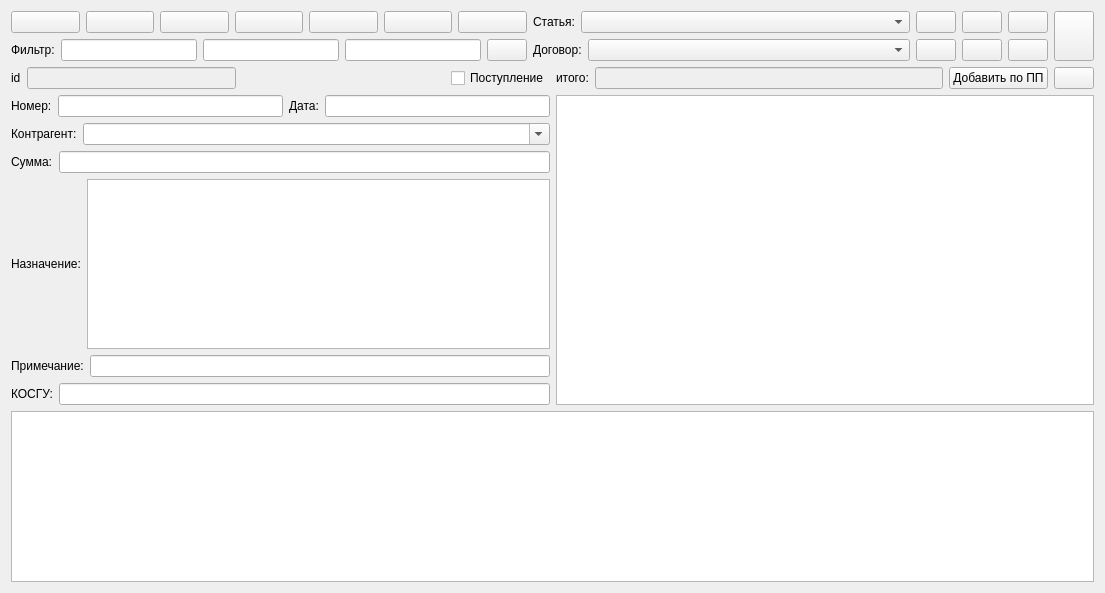
GorINIch73/Audit, file formbank.ui: the form before one commit.
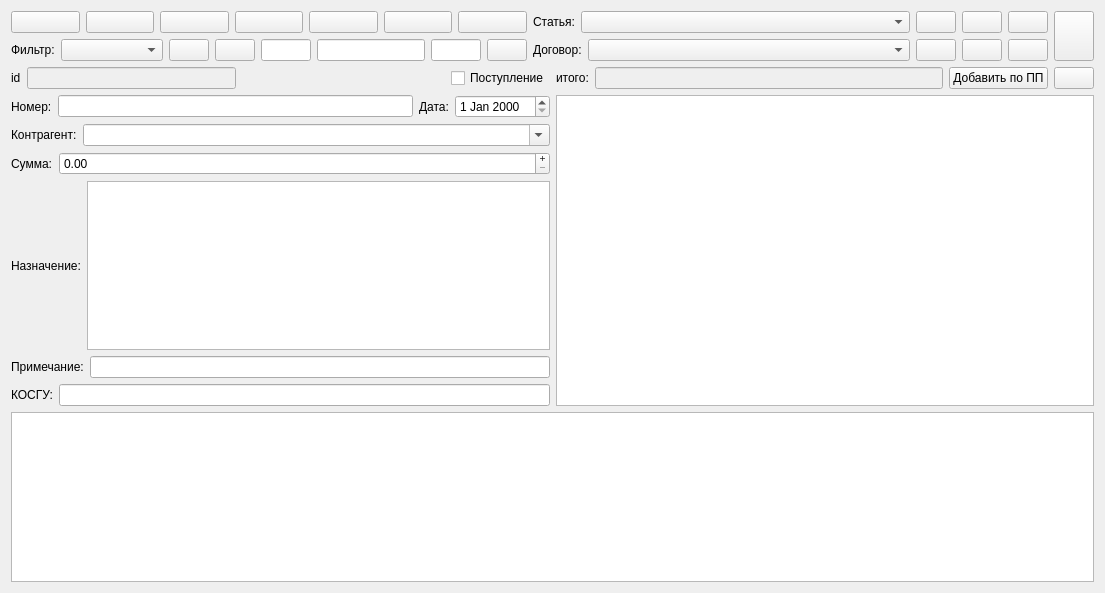
The form after the commit. Icons and pictures are not drawn.

```diff
--- a/formbank.ui
+++ b/formbank.ui
@@ -109,13 +109,102 @@
           </widget>
          </item>
          <item>
-          <widget class="QLineEdit" name="lineEdit_flt_num"/>
+          <widget class="QComboBox" name="comboBox_flt_counterparties">
+           <property name="sizePolicy">
+            <sizepolicy hsizetype="Expanding" vsizetype="Fixed">
+             <horstretch>0</horstretch>
+             <verstretch>0</verstretch>
+            </sizepolicy>
+           </property>
+           <property name="toolTip">
+            <string>Фильтр по контрагенту</string>
+           </property>
+           <property name="sizeAdjustPolicy">
+            <enum>QComboBox::AdjustToMinimumContentsLength</enum>
+           </property>
+          </widget>
          </item>
          <item>
-          <widget class="QLineEdit" name="lineEdit_flt_all"/>
+          <widget class="QPushButton" name="pushButton_prev_con">
+           <property name="text">
+            <string/>
+           </property>
+           <property name="icon">
+            <iconset resource="pix.qrc">
+             <normaloff>:/pix/b.png</normaloff>:/pix/b.png</iconset>
+           </property>
+           <property name="iconSize">
+            <size>
+             <width>8</width>
+             <height>12</height>
+            </size>
+           </property>
+          </widget>
          </item>
          <item>
-          <widget class="QLineEdit" name="lineEdit_flt_art"/>
+          <widget class="QPushButton" name="pushButton_next_con">
+           <property name="text">
+            <string/>
+           </property>
+           <property name="icon">
+            <iconset resource="pix.qrc">
+             <normaloff>:/pix/f.png</normaloff>:/pix/f.png</iconset>
+           </property>
+           <property name="iconSize">
+            <size>
+             <width>8</width>
+             <height>12</height>
+            </size>
+           </property>
+          </widget>
+         </item>
+         <item>
+          <widget class="QLineEdit" name="lineEdit_flt_num">
+           <property name="sizePolicy">
+            <sizepolicy hsizetype="Minimum" vsizetype="Fixed">
+             <horstretch>0</horstretch>
+             <verstretch>0</verstretch>
+            </sizepolicy>
+           </property>
+           <property name="maximumSize">
+            <size>
+             <width>50</width>
+             <height>16777215</height>
+            </size>
+           </property>
+           <property name="toolTip">
+            <string>Фильтр по номеру платежа</string>
+           </property>
+           <property name="clearButtonEnabled">
+            <bool>false</bool>
+           </property>
+          </widget>
+         </item>
+         <item>
+          <widget class="QLineEdit" name="lineEdit_flt_all">
+           <property name="toolTip">
+            <string>Фильтр по назначению, сумме, примечанию, дате</string>
+           </property>
+          </widget>
+         </item>
+         <item>
+          <widget class="QLineEdit" name="lineEdit_flt_art">
+           <property name="sizePolicy">
+            <sizepolicy hsizetype="Minimum" vsizetype="Fixed">
+             <horstretch>0</horstretch>
+             <verstretch>0</verstretch>
+            </sizepolicy>
+           </property>
+           <property name="maximumSize">
+            <size>
+             <width>50</width>
+             <height>16777215</height>
+            </size>
+           </property>
+           <property name="toolTip">
+            <string>КОСГУ</string>
+           </property>
+          </widget>
          </item>
          <item>
           <widget class="QPushButton" name="pushButton_flt_clr">
@@ -330,7 +419,10 @@
     </layout>
    </item>
    <item>
-    <layout class="QHBoxLayout" name="horizontalLayout_14">
+    <layout class="QHBoxLayout" name="horizontalLayout_14" stretch="0,0">
+     <property name="spacing">
+      <number>6</number>
+     </property>
      <item>
       <layout class="QVBoxLayout" name="verticalLayout_4">
        <item>
@@ -391,7 +483,11 @@
           </widget>
          </item>
          <item>
-          <widget class="QLineEdit" name="lineEdit_date"/>
+          <widget class="QDateEdit" name="dateEdit_Date">
+           <property name="focusPolicy">
+            <enum>Qt::StrongFocus</enum>
+           </property>
+          </widget>
          </item>
         </layout>
        </item>
@@ -407,14 +503,41 @@
          <item>
           <widget class="QComboBox" name="comboBox_counterparty">
            <property name="sizePolicy">
-            <sizepolicy hsizetype="MinimumExpanding" vsizetype="Fixed">
+            <sizepolicy hsizetype="Expanding" vsizetype="Preferred">
              <horstretch>0</horstretch>
              <verstretch>0</verstretch>
             </sizepolicy>
            </property>
+           <property name="maximumSize">
+            <size>
+             <width>16777215</width>
+             <height>16777215</height>
+            </size>
+           </property>
+           <property name="sizeIncrement">
+            <size>
+             <width>0</width>
+             <height>0</height>
+            </size>
+           </property>
+           <property name="mouseTracking">
+            <bool>true</bool>
+           </property>
+           <property name="focusPolicy">
+            <enum>Qt::StrongFocus</enum>
+           </property>
+           <property name="autoFillBackground">
+            <bool>false</bool>
+           </property>
            <property name="editable">
             <bool>true</bool>
            </property>
+           <property name="sizeAdjustPolicy">
+            <enum>QComboBox::AdjustToMinimumContentsLength</enum>
+           </property>
+           <property name="minimumContentsLength">
+            <number>0</number>
+           </property>
           </widget>
          </item>
         </layout>
@@ -429,7 +552,29 @@
           </widget>
          </item>
          <item>
-          <widget class="QLineEdit" name="lineEdit_summa"/>
+          <widget class="QDoubleSpinBox" name="doubleSpinBox_summa">
+           <property name="sizePolicy">
+            <sizepolicy hsizetype="Expanding" vsizetype="Fixed">
+             <horstretch>0</horstretch>
+             <verstretch>0</verstretch>
+            </sizepolicy>
+           </property>
+           <property name="mouseTracking">
+            <bool>false</bool>
+           </property>
+           <property name="focusPolicy">
+            <enum>Qt::StrongFocus</enum>
+           </property>
+           <property name="buttonSymbols">
+            <enum>QAbstractSpinBox::PlusMinus</enum>
+           </property>
+           <property name="decimals">
+            <number>2</number>
+           </property>
+           <property name="maximum">
+            <double>100000000000000000000.000000000000000</double>
+           </property>
+          </widget>
          </item>
         </layout>
        </item>
@@ -445,11 +590,23 @@
          <item>
           <widget class="QPlainTextEdit" name="plainTextEdit_decryption">
            <property name="sizePolicy">
-            <sizepolicy hsizetype="Expanding" vsizetype="Expanding">
+            <sizepolicy hsizetype="Expanding" vsizetype="Preferred">
              <horstretch>0</horstretch>
              <verstretch>0</verstretch>
             </sizepolicy>
            </property>
+           <property name="maximumSize">
+            <size>
+             <width>16777215</width>
+             <height>16777215</height>
+            </size>
+           </property>
+           <property name="sizeIncrement">
+            <size>
+             <width>0</width>
+             <height>0</height>
+            </size>
+           </property>
           </widget>
          </item>
         </layout>
@@ -486,6 +643,15 @@
      </item>
      <item>
       <layout class="QVBoxLayout" name="verticalLayout_3">
+       <property name="spacing">
+        <number>6</number>
+       </property>
+       <property name="sizeConstraint">
+        <enum>QLayout::SetDefaultConstraint</enum>
+       </property>
+       <property name="leftMargin">
+        <number>0</number>
+       </property>
        <item>
         <layout class="QHBoxLayout" name="horizontalLayout_6">
          <item>
@@ -527,14 +693,31 @@
         </layout>
        </item>
        <item>
-        <widget class="QTableView" name="tableView_decryption"/>
+        <widget class="QTableView" name="tableView_decryption">
+         <property name="sizePolicy">
+          <sizepolicy hsizetype="Expanding" vsizetype="Expanding">
+           <horstretch>0</horstretch>
+           <verstretch>0</verstretch>
+          </sizepolicy>
+         </property>
+         <property name="minimumSize">
+          <size>
+           <width>0</width>
+           <height>0</height>
+          </size>
+         </property>
+        </widget>
        </item>
       </layout>
      </item>
     </layout>
    </item>
    <item>
-    <widget class="QTableView" name="tableView_bank"/>
+    <widget class="QTableView" name="tableView_bank">
+     <property name="sortingEnabled">
+      <bool>true</bool>
+     </property>
+    </widget>
    </item>
   </layout>
  </widget>
```
Left out of the diff: 13 changed lines with no effect on the pictures.
